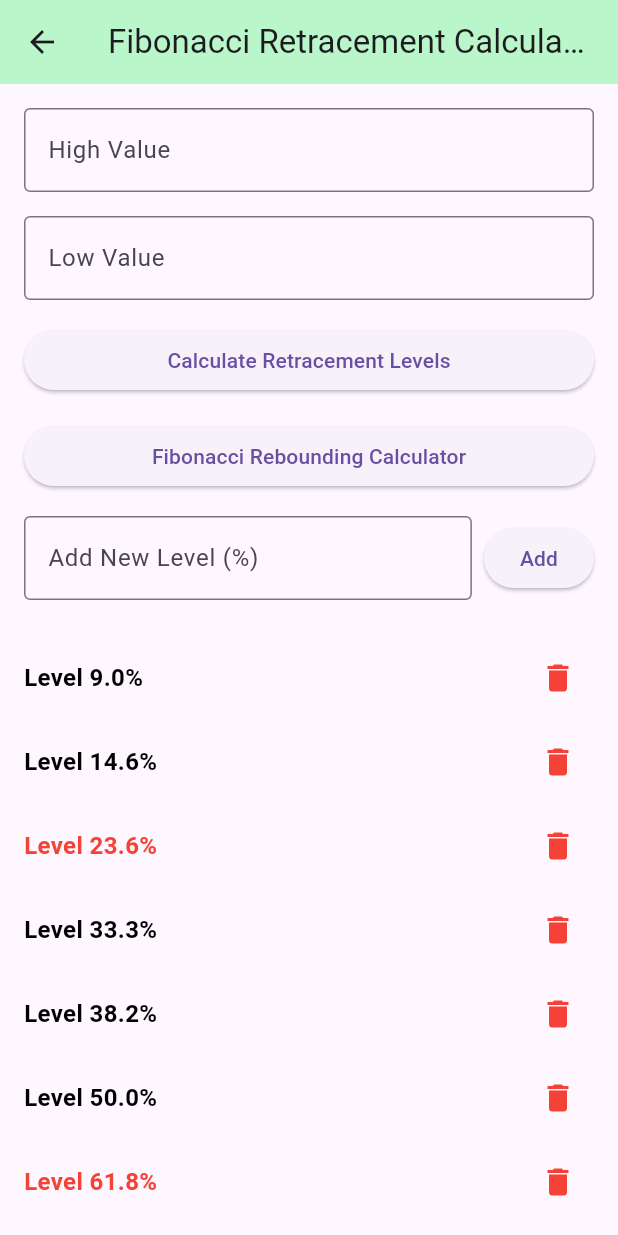
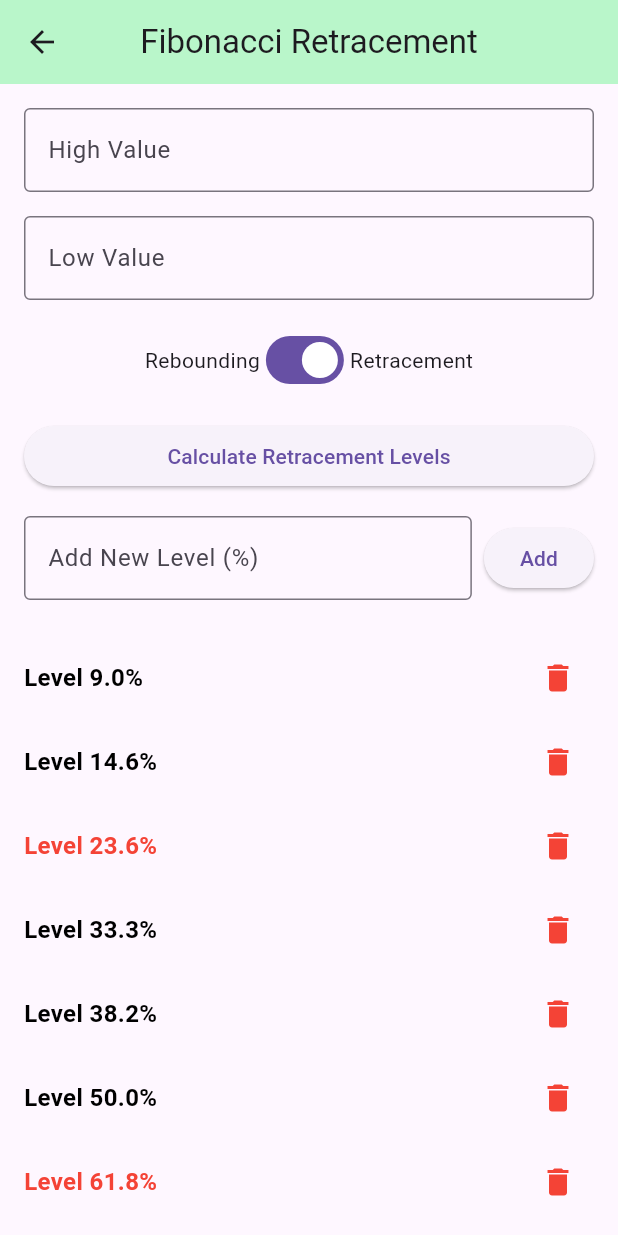
Before and after one commit to PunnawitAck3003/AckFibonacciCalculator, a Flutter app: the FibonacciRetracementPage screen opened directly, on a phone screen of 412 x 824 dp. Run offline on Flutter 3.47's test engine with Material 3 defaults, Android fonts, the phone set to English and light mode, and no system bars.

Commit message:
merge retracement and rebounding

```diff
--- a/lib/fibonacci_retracement_page.dart
+++ b/lib/fibonacci_retracement_page.dart
@@ -13,8 +13,9 @@ class _FibonacciRetracementPageState extends State<FibonacciRetracementPage> {
   final TextEditingController _lowController = TextEditingController();
   final TextEditingController _newLevelController = TextEditingController();
 
+  bool _isRetracementMode = true;
   Map<String, double>? _retracementLevels;
-  List<double> _levels = levels;  // Using the levels from the imported file
+  List<double> _levels = levels; // Using the levels from the imported file
   Set<double> _importantLevels = importantLevels;
 
   void _calculateRetracementLevels() {
@@ -24,10 +25,17 @@ class _FibonacciRetracementPageState extends State<FibonacciRetracementPage> {
     if (high != null && low != null && high > low) {
       final double range = high - low;
       setState(() {
-        _retracementLevels = {
-          for (double level in _levels)
-            '${(level * 100).toStringAsFixed(1)}%': high - (range * level),
-        };
+        if (_isRetracementMode) {
+          _retracementLevels = {
+            for (double level in _levels)
+              '${(level * 100).toStringAsFixed(1)}%': high - (range * level),
+          };
+        } else {
+          _retracementLevels = {
+            for (double level in _levels)
+              '${(level * 100).toStringAsFixed(1)}%': low + (range * level),
+          };
+        }
       });
     } else {
       setState(() {
@@ -66,7 +74,7 @@ class _FibonacciRetracementPageState extends State<FibonacciRetracementPage> {
   Widget build(BuildContext context) {
     return Scaffold(
       appBar: AppBar(
-        title: const Text('Fibonacci Retracement Calculator'),
+        title: Text('Fibonacci ${_isRetracementMode ? 'Retracement' : 'Rebounding'}',),
         centerTitle: true,
         backgroundColor: Colors.greenAccent[100],
       ),
@@ -93,22 +101,28 @@ class _FibonacciRetracementPageState extends State<FibonacciRetracementPage> {
               ),
             ),
             SizedBox(height: 16),
+            Row(
+              mainAxisAlignment: MainAxisAlignment.center,
+              children: [
+                Text('Rebounding'),
+                Switch(
+                  value: _isRetracementMode,
+                  onChanged: (value) {
+                    setState(() {
+                      _isRetracementMode = value;
+                      //_projectionResults = null; // Clear results when switching
+                    });
+                  },
+                ),
+                Text('Retracement'),
+              ],
+            ),
+
+            SizedBox(height: 16),
             ElevatedButton(
               onPressed: _calculateRetracementLevels,
-              child: Text('Calculate Retracement Levels'),
+              child: Text('Calculate ${_isRetracementMode ? 'Retracement' : 'Rebounding'} Levels'),
             ),
-            SizedBox(height: 16),
-            ElevatedButton(
-                onPressed: () {
-                  Navigator.push(
-                    context,
-                    MaterialPageRoute(
-                      builder: (context) => FibonacciReboundingPage(),
-                    ),
-                  );
-                },
-                child: Text('Fibonacci Rebounding Calculator'),
-              ),
             SizedBox(height: 16),
             Row(
               children: [
@@ -135,7 +149,8 @@ class _FibonacciRetracementPageState extends State<FibonacciRetracementPage> {
               child: ListView(
                 children: _levels.map((level) {
                   // Convert decimal back to percentage string
-                  final String levelStr = '${(level * 100).toStringAsFixed(1)}%';
+                  final String levelStr =
+                      '${(level * 100).toStringAsFixed(1)}%';
                   final bool isImportant = _importantLevels.contains(level);
                   return Padding(
                     padding: const EdgeInsets.symmetric(vertical: 4.0),
@@ -147,15 +162,23 @@ class _FibonacciRetracementPageState extends State<FibonacciRetracementPage> {
                           style: TextStyle(
                             fontSize: 16,
                             fontWeight: FontWeight.bold,
-                            color: isImportant ? Colors.red : Colors.black, // Highlight important levels
+                            color: isImportant
+                                ? Colors.red
+                                : Colors.black, // Highlight important levels
                           ),
                         ),
                         Row(
                           children: [
                             if (_retracementLevels != null)
                               Text(
-                                _retracementLevels![levelStr]?.toStringAsFixed(2) ?? '',
-                                style: TextStyle(fontSize: 16, color: isImportant ? Colors.red : Colors.grey[700]),
+                                _retracementLevels![levelStr]
+                                        ?.toStringAsFixed(2) ??
+                                    '',
+                                style: TextStyle(
+                                    fontSize: 16,
+                                    color: isImportant
+                                        ? Colors.red
+                                        : Colors.grey[700]),
                               ),
                             IconButton(
                               icon: Icon(Icons.delete, color: Colors.red),
--- a/lib/main.dart
+++ b/lib/main.dart
@@ -22,7 +22,7 @@ class HomePage extends StatelessWidget {
   Widget build(BuildContext context) {
     return Scaffold(
       appBar: AppBar(
-        title: const Text('Fibonacci Calculators'),
+        title: const Text('Ack Fibonacci Calculators'),
         centerTitle: true,
         backgroundColor: Colors.amber[50],
       ),
@@ -44,19 +44,7 @@ class HomePage extends StatelessWidget {
                     ),
                   );
                 },
-                child: Text('Fibonacci Retracement Calculator'),
-              ),
-              SizedBox(height: 20),
-              ElevatedButton(
-                onPressed: () {
-                  Navigator.push(
-                    context,
-                    MaterialPageRoute(
-                      builder: (context) => FibonacciReboundingPage(),
-                    ),
-                  );
-                },
-                child: Text('Fibonacci Rebounding Calculator'),
+                child: Text('Fibonacci Retracement/Rebounding Calculator'),
               ),
               SizedBox(height: 20),
               ElevatedButton(
```
Also changed, not shown: 1 other file.
